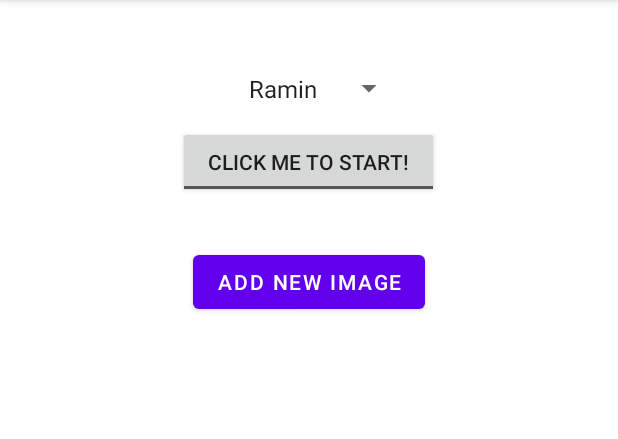
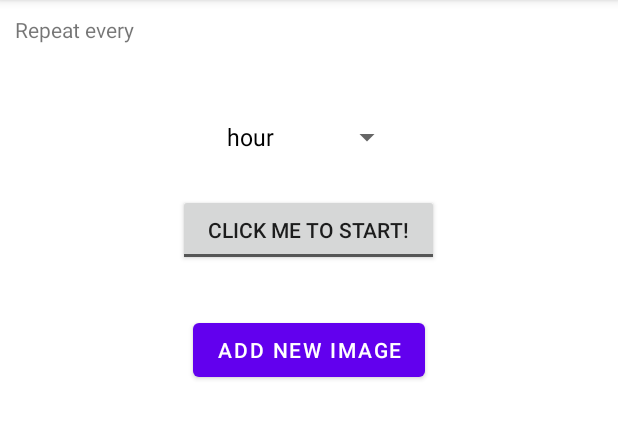
Before and after one commit to ramjal/Android-WallpaperApp, an Android app: the screen it shows after launch (MainActivity), on a phone screen of 412 x 824 dp, the part 84-523 px from its top. Run offline under Robolectric (Android 15) with nearby library versions, the phone set to English and light mode, and no system bars.

```diff
--- a/app/src/main/java/com/example/wallpaperapp/MainActivity.java
+++ b/app/src/main/java/com/example/wallpaperapp/MainActivity.java
@@ -13,7 +13,10 @@ import android.os.SystemClock;
 import android.provider.MediaStore;
 import android.util.Log;
 import android.view.View;
+import android.widget.AdapterView;
+import android.widget.ArrayAdapter;
 import android.widget.CompoundButton;
+import android.widget.Spinner;
 import android.widget.Toast;
 import android.widget.ToggleButton;
 
@@ -27,36 +30,52 @@ import java.io.FileOutputStream;
 import java.io.IOException;
 import java.io.OutputStream;
 import java.util.ArrayList;
+import java.util.Arrays;
+import java.util.HashMap;
+import java.util.List;
 
 public class MainActivity extends AppCompatActivity {
     public static final String LOG_TAG = "wallpaperapp";
     private static final int MY_REQEST_CODE = 1234;
     private static final int PRIVATE_REQUEST_ID = 11;
 
+    private Spinner spnInerval;
     private ToggleButton btnStartStop;
     private RecyclerView recviewImageList;
     private OutputStream outputStream;
-    private ImagesRecViewAdapter recAdapter;
+    private ImagesRecViewAdapter recviewAdapter;
     private AlarmManager alarmManager;
     private Intent alarmIntent;
     private PendingIntent alarmPendingIntent;
     private String imagePath;
+    private HashMap<String, Integer> intervalMap;
+    private Integer selectedIntervalMinute;
+    private List<String> intervalsText;
+    private List<Integer> intervalsNumber;
 
     @Override
     protected void onCreate(Bundle savedInstanceState) {
         super.onCreate(savedInstanceState);
         setContentView(R.layout.activity_main);
 
+        selectedIntervalMinute = 1;
+
+        //Set internal variables for Views
+        spnInerval = findViewById(R.id.spnInerval);
         recviewImageList = findViewById(R.id.recviewImageList);
         btnStartStop = findViewById(R.id.btnStartStop);
+
+        //Set event handlers
+        spnInerval.setOnItemSelectedListener(new spnInervalOnItemSelected());
         btnStartStop.setOnCheckedChangeListener(new btnStartStopChanged());
-        // Get the pictures directory that's inside the app-specific directory on external storage
+
+        //Get the pictures directory that's inside the app-specific directory on external storage
         imagePath = getExternalFilesDir(Environment.DIRECTORY_PICTURES).getAbsolutePath();
 
         ArrayList<ImageModel> imagesList = getImagesList();
-        recAdapter = new ImagesRecViewAdapter(this);
-        recAdapter.setImagesList(imagesList);
-        recviewImageList.setAdapter(recAdapter);
+        recviewAdapter = new ImagesRecViewAdapter(this);
+        recviewAdapter.setImagesList(imagesList);
+        recviewImageList.setAdapter(recviewAdapter);
 
         if (getResources().getConfiguration().orientation == Configuration.ORIENTATION_LANDSCAPE) {
             recviewImageList.setLayoutManager(new LinearLayoutManager(this, LinearLayoutManager.HORIZONTAL, false));
@@ -68,6 +87,7 @@ public class MainActivity extends AppCompatActivity {
         alarmManager = (AlarmManager) getSystemService(ALARM_SERVICE);
         alarmIntent = new Intent(this, AlarmReceiver.class);
         alarmIntent.putExtra("ImagesNameArray", getImagesNameArray(imagesList));
+        setSpinnerData();
         checkToggleButton();
     }
 
@@ -107,7 +127,7 @@ public class MainActivity extends AppCompatActivity {
 
             outputStream.flush();
             outputStream.close();
-            recAdapter.setImagesList(getImagesList());
+            recviewAdapter.setImagesList(getImagesList());
             Toast.makeText(this, "Image Saved to " + dir.getName(), Toast.LENGTH_SHORT).show();
         } catch (IOException e) {
             Toast.makeText(this, "Error: " + e.getMessage(), Toast.LENGTH_LONG).show();
@@ -167,10 +187,20 @@ public class MainActivity extends AppCompatActivity {
         btnStartStop.setChecked(pi != null);
     }
 
+    private void setSpinnerData() {
+        intervalsText = Arrays.asList("hour", "2 hours", "6 hours", "12 hours", "day", "week");
+        intervalsNumber = Arrays.asList(1, 2, 6, 12, 24, 24*7);
+
+        ArrayAdapter<String> intervalAdapter = new ArrayAdapter<>(
+                this, android.R.layout.simple_spinner_dropdown_item, intervalsText);
+        spnInerval.setAdapter(intervalAdapter);
+    }
+
+    //btnStartStopChanged event handler
     class btnStartStopChanged implements CompoundButton.OnCheckedChangeListener {
         @Override
         public void onCheckedChanged(CompoundButton buttonView, boolean isChecked) {
-            long repeatInterval = 5*60*1000; //AlarmManager.INTERVAL_FIFTEEN_MINUTES;
+            long repeatInterval = selectedIntervalMinute * 60 * 1000; //AlarmManager.INTERVAL_FIFTEEN_MINUTES;
             long triggerTime = SystemClock.elapsedRealtime() + repeatInterval;
 
             if (isChecked) {
@@ -190,4 +220,19 @@ public class MainActivity extends AppCompatActivity {
         }
     }
 
+    //spinnerInerval OnItemSelected event handler
+    class spnInervalOnItemSelected implements AdapterView.OnItemSelectedListener {
+
+        @Override
+        public void onItemSelected(AdapterView<?> parent, View view, int position, long id) {
+            selectedIntervalMinute = intervalsNumber.get(position) * 60;
+            //Toast.makeText(MainActivity.this, "Selected: " + selectedIntervalMinute, Toast.LENGTH_SHORT).show();
+        }
+
+        @Override
+        public void onNothingSelected(AdapterView<?> parent) {
+
+        }
+    }
+
 }
--- a/app/src/main/res/layout/activity_main.xml
+++ b/app/src/main/res/layout/activity_main.xml
@@ -8,16 +8,19 @@
     tools:context=".MainActivity"
     android:padding="10dp">
 
+    <TextView
+        android:layout_width="wrap_content"
+        android:layout_height="wrap_content"
+        android:text="Repeat every "/>
+
     <Spinner
         android:layout_height="wrap_content"
         android:layout_width="wrap_content"
-        android:id="@+id/spinInerval"
+        android:id="@+id/spnInerval"
         android:layout_gravity="center"
         android:layout_marginTop="32dp"
         android:paddingVertical="6dp"
-        android:paddingHorizontal="16dp"
-        android:entries="@array/IntervalList" />
-
+        android:paddingHorizontal="0dp" />
 
     <ToggleButton
         android:id="@+id/btnStartStop"
--- a/app/src/main/res/values/strings.xml
+++ b/app/src/main/res/values/strings.xml
@@ -1,11 +1,3 @@
 <resources>
     <string name="app_name">Wallpaper</string>
-    <string-array name="IntervalList">
-        <item>Ramin</item>
-        <item>Shahin</item>
-        <item>Hassan</item>
-        <item>Mohsen</item>
-        <item>Kamaran</item>
-        <item>Gholam</item>
-    </string-array>
 </resources>
```
